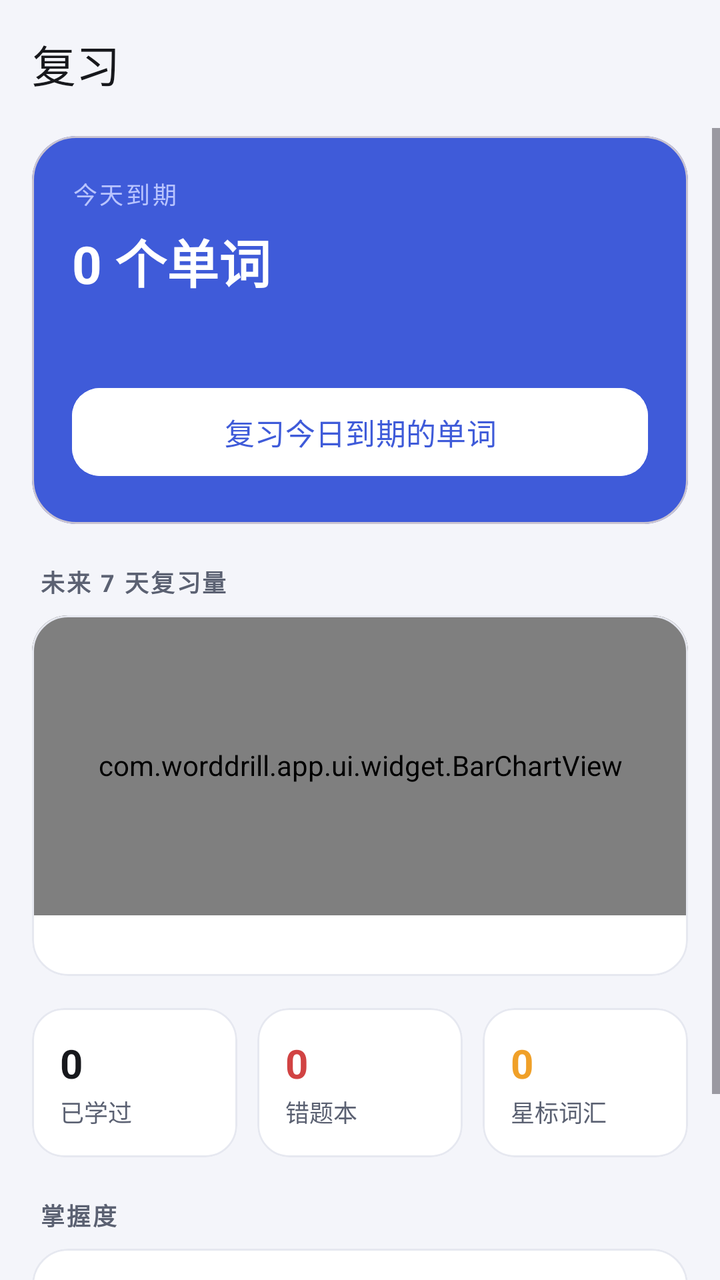
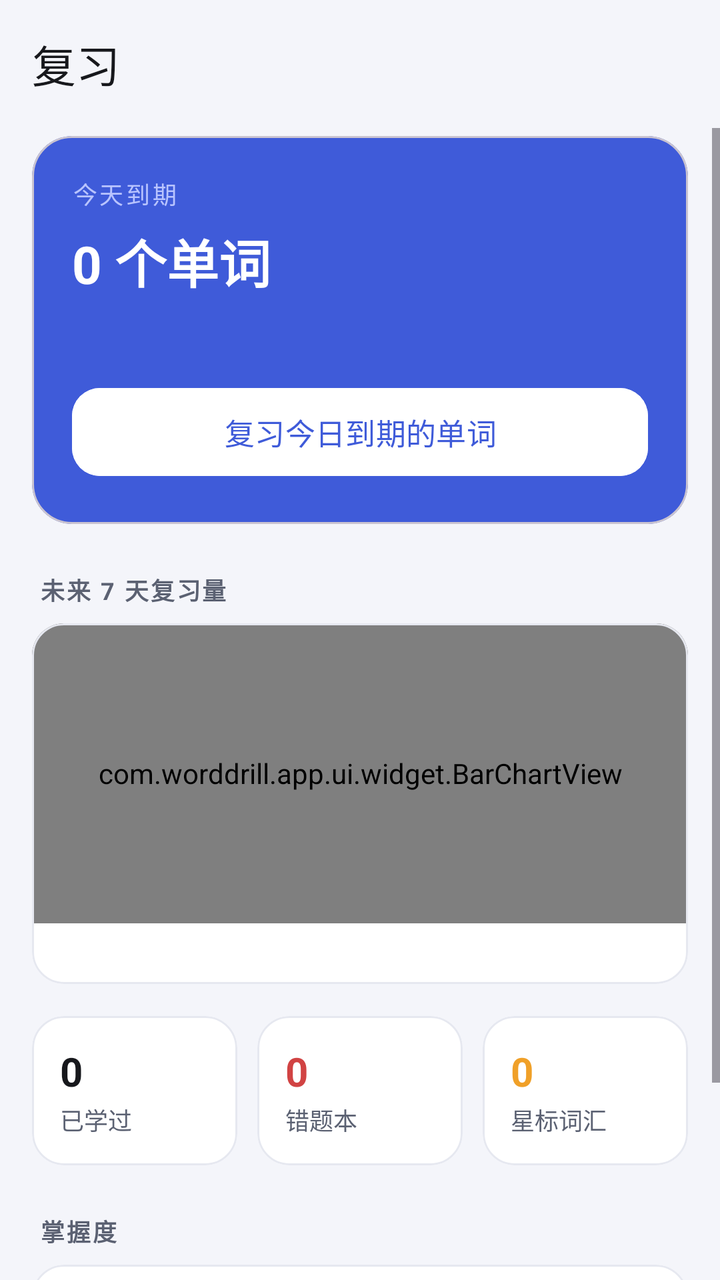

Compare the two renders of this Android layout. The source of the first and the diff that turns it into the second are given below.
<!-- AndroidManifest.xml: application theme Theme.WordDrill -->
<!-- res/layout/fragment_review.xml -->
<?xml version="1.0" encoding="utf-8"?>
<LinearLayout xmlns:android="http://schemas.android.com/apk/res/android"
    xmlns:app="http://schemas.android.com/apk/res-auto"
    android:id="@+id/root"
    android:layout_width="match_parent"
    android:layout_height="match_parent"
    android:background="@color/bg"
    android:orientation="vertical">

    <com.google.android.material.appbar.MaterialToolbar
        android:id="@+id/toolbar"
        style="@style/Toolbar.WordDrill"
        android:layout_width="match_parent"
        android:layout_height="?attr/actionBarSize"
        app:title="@string/tab_review"
        app:titleTextAppearance="@style/TextAppearance.Material3.TitleLarge" />

    <ScrollView
        android:layout_width="match_parent"
        android:layout_height="0dp"
        android:layout_weight="1"
        android:clipToPadding="false"
        android:fillViewport="true">

        <LinearLayout
            android:layout_width="match_parent"
            android:layout_height="wrap_content"
            android:orientation="vertical"
            android:paddingStart="16dp"
            android:paddingTop="4dp"
            android:paddingEnd="16dp"
            android:paddingBottom="24dp">

            <com.google.android.material.card.MaterialCardView
                android:layout_width="match_parent"
                android:layout_height="wrap_content"
                app:cardBackgroundColor="@color/brand"
                app:cardCornerRadius="22dp"
                app:cardElevation="0dp">

                <LinearLayout
                    android:layout_width="match_parent"
                    android:layout_height="wrap_content"
                    android:orientation="vertical"
                    android:padding="20dp">

                    <TextView
                        android:layout_width="wrap_content"
                        android:layout_height="wrap_content"
                        android:letterSpacing="0.1"
                        android:text="@string/review_today_label"
                        android:textColor="#B9C4FF"
                        android:textSize="12sp" />

                    <TextView
                        android:id="@+id/tvDue"
                        style="@style/Text.Hero"
                        android:layout_width="wrap_content"
                        android:layout_height="wrap_content"
                        android:layout_marginTop="6dp"
                        android:text="0 个单词" />

                    <TextView
                        android:id="@+id/tvDueSub"
                        android:layout_width="wrap_content"
                        android:layout_height="wrap_content"
                        android:layout_marginTop="8dp"
                        android:textColor="#B9C4FF"
                        android:textSize="12sp" />

                    <com.google.android.material.button.MaterialButton
                        android:id="@+id/btnReview"
                        style="@style/Widget.Material3.Button"
                        android:layout_width="match_parent"
                        android:layout_height="52dp"
                        android:layout_marginTop="16dp"
                        android:backgroundTint="@color/white"
                        android:text="@string/action_review"
                        android:textColor="@color/brand"
                        android:textSize="15sp"
                        app:cornerRadius="14dp" />
                </LinearLayout>
            </com.google.android.material.card.MaterialCardView>

            <TextView
                style="@style/Text.SectionLabel"
                android:layout_width="wrap_content"
                android:layout_height="wrap_content"
                android:layout_marginTop="20dp"
                android:layout_marginStart="4dp"
                android:text="@string/report_forecast" />

            <com.google.android.material.card.MaterialCardView
                android:layout_width="match_parent"
                android:layout_height="wrap_content"
                android:layout_marginTop="8dp"
                app:cardBackgroundColor="@color/surface"
                app:cardCornerRadius="18dp"
                app:cardElevation="0dp"
                app:strokeColor="@color/divider"
                app:strokeWidth="1dp">

                <LinearLayout
                    android:layout_width="match_parent"
                    android:layout_height="wrap_content"
                    android:orientation="vertical">

                    <com.worddrill.app.ui.widget.BarChartView
                        android:id="@+id/chartForecast"
                        android:layout_width="match_parent"
                        android:layout_height="150dp"
                        android:paddingStart="12dp"
                        android:paddingTop="8dp"
                        android:paddingEnd="12dp"
                        android:paddingBottom="8dp" />

                    <TextView
                        android:id="@+id/tvForecast"
                        android:layout_width="match_parent"
                        android:layout_height="wrap_content"
                        android:paddingStart="16dp"
                        android:paddingEnd="16dp"
                        android:paddingBottom="14dp"
                        android:textColor="@color/text_hint"
                        android:textSize="12sp" />
                </LinearLayout>
            </com.google.android.material.card.MaterialCardView>

            <LinearLayout
                android:layout_width="match_parent"
                android:layout_height="wrap_content"
                android:layout_marginTop="16dp"
                android:baselineAligned="false"
                android:orientation="horizontal">

                <com.google.android.material.card.MaterialCardView
                    android:id="@+id/cardLearned"
                    android:layout_width="0dp"
                    android:layout_height="wrap_content"
                    android:layout_marginEnd="5dp"
                    android:layout_weight="1"
                    android:clickable="true"
                    android:focusable="true"
                    android:foreground="?attr/selectableItemBackground"
                    app:cardBackgroundColor="@color/surface"
                    app:cardCornerRadius="16dp"
                    app:cardElevation="0dp"
                    app:strokeColor="@color/divider"
                    app:strokeWidth="1dp">

                    <LinearLayout
                        android:layout_width="match_parent"
                        android:layout_height="wrap_content"
                        android:orientation="vertical"
                        android:padding="14dp">

                        <TextView
                            android:id="@+id/tvLearnedCount"
                            android:layout_width="wrap_content"
                            android:layout_height="wrap_content"
                            android:text="0"
                            android:textColor="@color/text_primary"
                            android:textSize="20sp"
                            android:textStyle="bold" />

                        <TextView
                            android:layout_width="wrap_content"
                            android:layout_height="wrap_content"
                            android:layout_marginTop="2dp"
                            android:text="@string/learned_words"
                            android:textColor="@color/text_secondary"
                            android:textSize="12sp" />
                    </LinearLayout>
                </com.google.android.material.card.MaterialCardView>

                <com.google.android.material.card.MaterialCardView
                    android:id="@+id/cardMistakes"
                    android:layout_width="0dp"
                    android:layout_height="wrap_content"
                    android:layout_marginStart="5dp"
                    android:layout_marginEnd="5dp"
                    android:layout_weight="1"
                    android:clickable="true"
                    android:focusable="true"
                    android:foreground="?attr/selectableItemBackground"
                    app:cardBackgroundColor="@color/surface"
                    app:cardCornerRadius="16dp"
                    app:cardElevation="0dp"
                    app:strokeColor="@color/divider"
                    app:strokeWidth="1dp">

                    <LinearLayout
                        android:layout_width="match_parent"
                        android:layout_height="wrap_content"
                        android:orientation="vertical"
                        android:padding="14dp">

                        <TextView
                            android:id="@+id/tvMistakeCount"
                            android:layout_width="wrap_content"
                            android:layout_height="wrap_content"
                            android:text="0"
                            android:textColor="@color/wrong"
                            android:textSize="20sp"
                            android:textStyle="bold" />

                        <TextView
                            android:layout_width="wrap_content"
                            android:layout_height="wrap_content"
                            android:layout_marginTop="2dp"
                            android:text="@string/mistake_book"
                            android:textColor="@color/text_secondary"
                            android:textSize="12sp" />
                    </LinearLayout>
                </com.google.android.material.card.MaterialCardView>

                <com.google.android.material.card.MaterialCardView
                    android:id="@+id/cardStarred"
                    android:layout_width="0dp"
                    android:layout_height="wrap_content"
                    android:layout_marginStart="5dp"
                    android:layout_weight="1"
                    android:clickable="true"
                    android:focusable="true"
                    android:foreground="?attr/selectableItemBackground"
                    app:cardBackgroundColor="@color/surface"
                    app:cardCornerRadius="16dp"
                    app:cardElevation="0dp"
                    app:strokeColor="@color/divider"
                    app:strokeWidth="1dp">

                    <LinearLayout
                        android:layout_width="match_parent"
                        android:layout_height="wrap_content"
                        android:orientation="vertical"
                        android:padding="14dp">

                        <TextView
                            android:id="@+id/tvStarredCount"
                            android:layout_width="wrap_content"
                            android:layout_height="wrap_content"
                            android:text="0"
                            android:textColor="@color/star"
                            android:textSize="20sp"
                            android:textStyle="bold" />

                        <TextView
                            android:layout_width="wrap_content"
                            android:layout_height="wrap_content"
                            android:layout_marginTop="2dp"
                            android:text="@string/starred_words"
                            android:textColor="@color/text_secondary"
                            android:textSize="12sp" />
                    </LinearLayout>
                </com.google.android.material.card.MaterialCardView>
            </LinearLayout>

            <TextView
                style="@style/Text.SectionLabel"
                android:layout_width="wrap_content"
                android:layout_height="wrap_content"
                android:layout_marginTop="20dp"
                android:layout_marginStart="4dp"
                android:text="@string/report_mastery" />

            <com.google.android.material.card.MaterialCardView
                android:id="@+id/cardMastery"
                android:layout_width="match_parent"
                android:layout_height="wrap_content"
                android:layout_marginTop="8dp"
                android:clickable="true"
                android:focusable="true"
                android:foreground="?attr/selectableItemBackground"
                app:cardBackgroundColor="@color/surface"
                app:cardCornerRadius="18dp"
                app:cardElevation="0dp"
                app:strokeColor="@color/divider"
                app:strokeWidth="1dp">

                <LinearLayout
                    android:layout_width="match_parent"
                    android:layout_height="wrap_content"
                    android:orientation="vertical"
                    android:padding="16dp">

                    <TextView
                        android:id="@+id/tvMasteryTitle"
                        android:layout_width="match_parent"
                        android:layout_height="wrap_content"
                        android:textColor="@color/text_primary"
                        android:textSize="15sp"
                        android:textStyle="bold" />

                    <com.google.android.material.progressindicator.LinearProgressIndicator
                        android:id="@+id/pbMastery"
                        android:layout_width="match_parent"
                        android:layout_height="wrap_content"
                        android:layout_marginTop="12dp"
                        android:max="100"
                        app:indicatorColor="@color/brand"
                        app:trackColor="@color/divider"
                        app:trackCornerRadius="4dp"
                        app:trackStopIndicatorSize="0dp"
                        app:trackThickness="10dp" />

                    <TextView
                        android:id="@+id/tvMasteryDetail"
                        android:layout_width="match_parent"
                        android:layout_height="wrap_content"
                        android:layout_marginTop="12dp"
                        android:lineSpacingExtra="3dp"
                        android:textColor="@color/text_secondary"
                        android:textSize="12sp" />
                </LinearLayout>
            </com.google.android.material.card.MaterialCardView>
        </LinearLayout>
    </ScrollView>
</LinearLayout>
<!-- resources referenced by this layout -->
<resources>
  <color name="bg">#F4F5FA</color>
  <color name="brand">#3F5BD9</color>
  <color name="divider">#E6E8F0</color>
  <color name="star">#F0A028</color>
  <color name="surface">#FFFFFF</color>
  <color name="text_hint">#9AA0B0</color>
  <color name="text_primary">#17181C</color>
  <color name="text_secondary">#5B6172</color>
  <color name="white">#FFFFFF</color>
  <color name="wrong">#D14343</color>
  <string name="action_review">复习今日到期的单词</string>
  <string name="learned_words">已学过</string>
  <string name="mistake_book">错题本</string>
  <string name="report_forecast">未来 7 天复习量</string>
  <string name="report_mastery">掌握度</string>
  <string name="review_today_label">今天到期</string>
  <string name="starred_words">星标词汇</string>
  <string name="tab_review">复习</string>
  <style name="Text.Hero" parent="">
          <item name="android:textSize">26sp</item>
          <item name="android:textColor">@color/white</item>
          <item name="android:textStyle">bold</item>
      </style>
  <style name="Text.SectionLabel" parent="">
          <item name="android:textSize">12sp</item>
          <item name="android:textColor">@color/text_secondary</item>
          <item name="android:letterSpacing">0.08</item>
          <item name="android:textStyle">bold</item>
      </style>
  <style name="Toolbar.WordDrill" parent="Widget.Material3.Toolbar">
          <item name="android:background">@color/bg</item>
          <item name="titleTextColor">@color/text_primary</item>
          <item name="subtitleTextColor">@color/text_secondary</item>
          <item name="navigationIconTint">@color/text_primary</item>
      </style>
  <style name="Theme.WordDrill" parent="Theme.Material3.DayNight.NoActionBar">
          <item name="colorPrimary">@color/brand</item>
          <item name="colorOnPrimary">@color/white</item>
          <item name="colorPrimaryContainer">@color/brand_container</item>
          <item name="colorOnPrimaryContainer">@color/brand_dark</item>
          <item name="colorSecondary">@color/accent</item>
          <item name="colorSurface">@color/surface</item>
          <item name="android:colorBackground">@color/bg</item>
          <item name="android:windowBackground">@color/bg</item>
          <item name="android:statusBarColor">@color/bg</item>
          <item name="android:navigationBarColor">@color/bg</item>
          <item name="android:windowLightStatusBar">@bool/light_status_bar</item>
      </style>
  <color name="brand_container">#E4E9FF</color>
  <color name="brand_dark">#1D2B6B</color>
  <color name="accent">#F2A03D</color>
</resources>

<!-- the commit's change to res/layout/fragment_review.xml (unified diff, before → after) -->
@@ -35,7 +35,7 @@
                 android:layout_width="match_parent"
                 android:layout_height="wrap_content"
                 app:cardBackgroundColor="@color/brand"
-                app:cardCornerRadius="22dp"
+                app:cardCornerRadius="20dp"
                 app:cardElevation="0dp">
 
                 <LinearLayout
@@ -86,7 +86,7 @@
                 style="@style/Text.SectionLabel"
                 android:layout_width="wrap_content"
                 android:layout_height="wrap_content"
-                android:layout_marginTop="20dp"
+                android:layout_marginTop="24dp"
                 android:layout_marginStart="4dp"
                 android:text="@string/report_forecast" />
 
@@ -95,7 +95,7 @@
                 android:layout_height="wrap_content"
                 android:layout_marginTop="8dp"
                 app:cardBackgroundColor="@color/surface"
-                app:cardCornerRadius="18dp"
+                app:cardCornerRadius="16dp"
                 app:cardElevation="0dp"
                 app:strokeColor="@color/divider"
                 app:strokeWidth="1dp">
@@ -259,7 +259,7 @@
                 style="@style/Text.SectionLabel"
                 android:layout_width="wrap_content"
                 android:layout_height="wrap_content"
-                android:layout_marginTop="20dp"
+                android:layout_marginTop="24dp"
                 android:layout_marginStart="4dp"
                 android:text="@string/report_mastery" />
 
@@ -272,7 +272,7 @@
                 android:focusable="true"
                 android:foreground="?attr/selectableItemBackground"
                 app:cardBackgroundColor="@color/surface"
-                app:cardCornerRadius="18dp"
+                app:cardCornerRadius="16dp"
                 app:cardElevation="0dp"
                 app:strokeColor="@color/divider"
                 app:strokeWidth="1dp">
